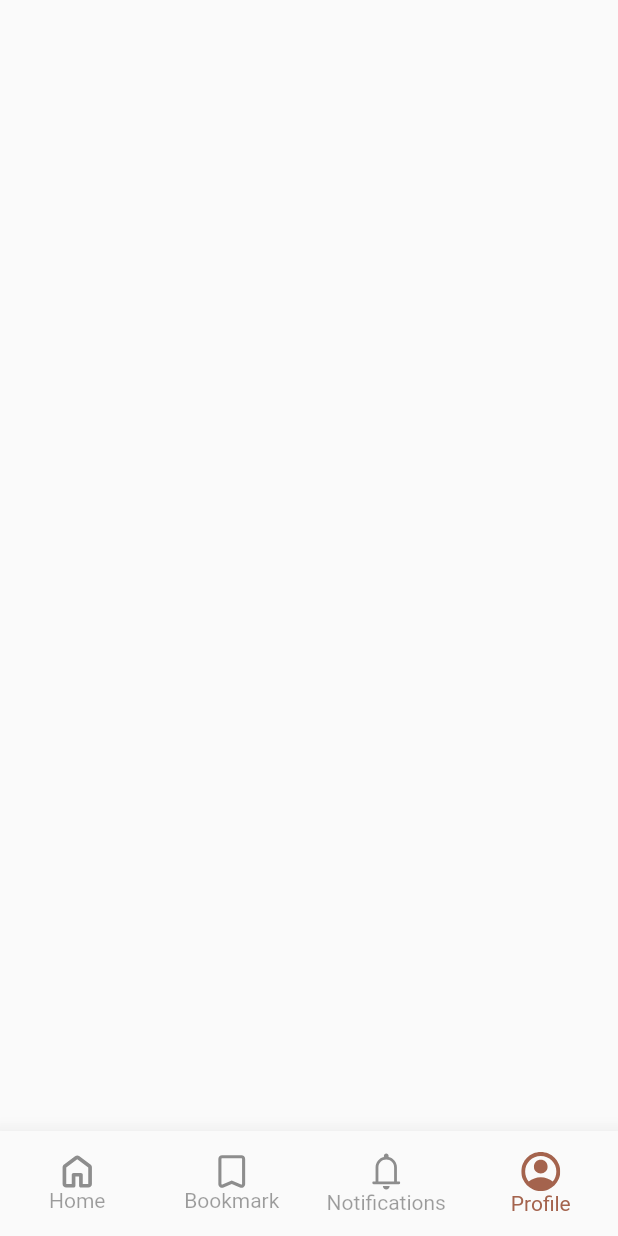
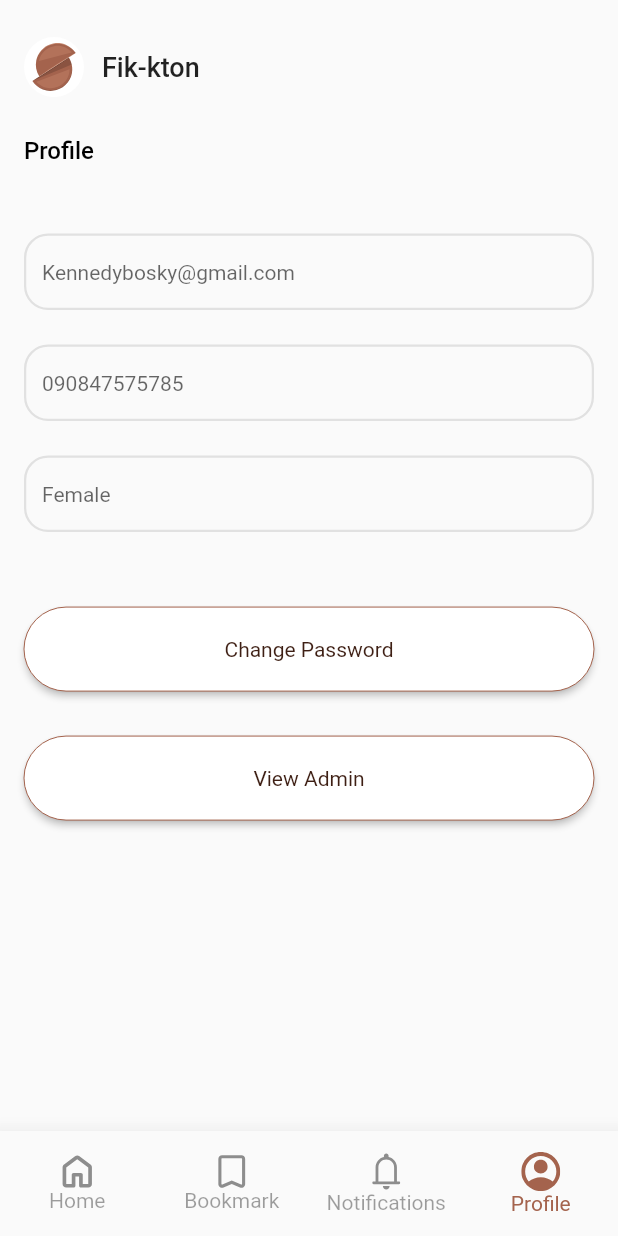
Before and after one commit to naztechnation/Fick-ton, a Flutter app: the LandingPage screen opened directly, item 4 of the bottom bar chosen, on a phone screen of 412 x 824 dp. Run offline on Flutter 3.47's test engine with Material 2 defaults, Android fonts, the phone set to English and light mode, and no system bars; our stand-ins replace flutter_secure_storage, flutter_svg, fluttertoast, ionicons, pin_code_fields, youtube_player_flutter; accounts and stored records are empty; Roboto replaces fonts that are missing (Montserrat).

Commit message:
added profile page

```diff
--- a/lib/ui/landing_page_component/main_page.dart
+++ b/lib/ui/landing_page_component/main_page.dart
@@ -1,10 +1,12 @@
 import 'package:fikkton/res/app_images.dart';
+import 'package:fikkton/ui/landing_page_component/notification/notifications.dart';
 import 'package:fikkton/ui/widgets/image_view.dart';
 import 'package:flutter/material.dart';
 
 import '../../res/app_colors.dart';
 import 'bookmark_page.dart';
 import 'homepage/home_page.dart';
+import 'profile.dart';
 
 class LandingPage extends StatefulWidget {
   const LandingPage({super.key});
@@ -19,8 +21,8 @@ class _LandingPageState extends State<LandingPage> {
   final List<Widget> _pages = [
     const HomePage(),
     const BookMarkPage(),
-    Container(),
-    Container(),
+   const NotificationsScreen(),
+    const ProfileScreen(),
   ];
 
   @override
--- /dev/null
+++ b/lib/ui/landing_page_component/profile.dart
@@ -0,0 +1,119 @@
+import 'package:fikkton/res/app_colors.dart';
+import 'package:fikkton/ui/widgets/button_view.dart';
+import 'package:fikkton/ui/widgets/text_edit_view.dart';
+import 'package:flutter/material.dart';
+
+import '../../res/app_images.dart';
+import '../widgets/image_view.dart';
+
+class ProfileScreen extends StatelessWidget {
+  const ProfileScreen({super.key});
+
+  @override
+  Widget build(BuildContext context) {
+    return Scaffold(
+      body: Column(children: [
+        SafeArea(
+          child: SizedBox(
+            height: MediaQuery.sizeOf(context).height * 0.03,
+          ),
+        ),
+        const Padding(
+          padding: EdgeInsets.symmetric(horizontal: 16.0),
+          child: Row(
+            mainAxisAlignment: MainAxisAlignment.spaceBetween,
+            children: [
+              Row(
+                children: [
+                  ImageView.svg(
+                    AppImages.logo,
+                    width: 40,
+                    height: 40,
+                  ),
+                  SizedBox(
+                    width: 12,
+                  ),
+                  Text(
+                    'Fik-kton',
+                    style: TextStyle(fontSize: 18, fontWeight: FontWeight.w500),
+                  ),
+                ],
+              ),
+            ],
+          ),
+        ),
+        const SizedBox(
+          height: 26,
+        ),
+       const Padding(
+          padding:  EdgeInsets.symmetric(horizontal:16.0),
+          child:   Align(
+            alignment: Alignment.topLeft,
+            child: Text(
+              "Profile",
+              style: TextStyle(
+                  fontWeight: FontWeight.w500, fontSize: 16, color: Colors.black),
+            ),
+          ),
+        ),
+        const SizedBox(
+          height: 26,
+        ),
+         Expanded(
+          child: SingleChildScrollView(
+            child: Padding(
+                        padding:const  EdgeInsets.symmetric(horizontal:16.0),
+
+              child: Column(
+                children: [
+                  const SizedBox(
+          height: 20,
+        ),
+                  TextEditView(
+                    borderRadius: 16,
+                    hintText: 'Kennedybosky@gmail.com',
+                    controller: TextEditingController(text: ''),
+                  isDense: true,fillColor: const Color(0xfffeee
+                  ),),
+                  const SizedBox(
+          height: 23,
+        ),
+        TextEditView(
+                    borderRadius: 16,
+                    controller: TextEditingController(text: ''),
+                    hintText: '090847575785',
+
+                  isDense: true,fillColor: const Color(0xfffeee
+                  ),),
+                  const SizedBox(
+          height: 23,
+        ),
+        TextEditView(
+                    borderRadius: 16,
+                    hintText: 'Female',
+
+                    controller: TextEditingController(text: ''),
+                  isDense: true,fillColor: const Color(0xfffeee
+                  ),),
+                  const SizedBox(height: 50,),
+                  ButtonView(onPressed: (){},
+                  borderRadius: 30,
+                  color: Colors.white, borderColor: AppColors.lightSecondary,
+                  padding: const EdgeInsets.symmetric(vertical: 20),
+                  child: const Text('Change Password', style: TextStyle(color: AppColors.lightPrimary, fontSize: 14),),),
+
+                  const SizedBox(height:30,),
+                  ButtonView(onPressed: (){},
+                  borderRadius: 30,
+                  color: Colors.white, borderColor: AppColors.lightSecondary,
+                  padding: const EdgeInsets.symmetric(vertical: 20),
+                  child: const Text('View Admin', style: TextStyle(color: AppColors.lightPrimary, fontSize: 14),),)
+                ],
+              ),
+            ),
+          ),
+        )
+      ]),
+    );
+  }
+}
```
Also changed, not shown: lib/ui/landing_page_component/homepage/movie_details_page.dart (+17 -3 lines), lib/ui/landing_page_component/homepage/search_page.dart (+10 -1 lines), lib/ui/landing_page_component/notification/notifications.dart (added, +200 -0 lines), lib/ui/landing_page_component/notification/notifications_details.dart (added, +96 -0 lines).
